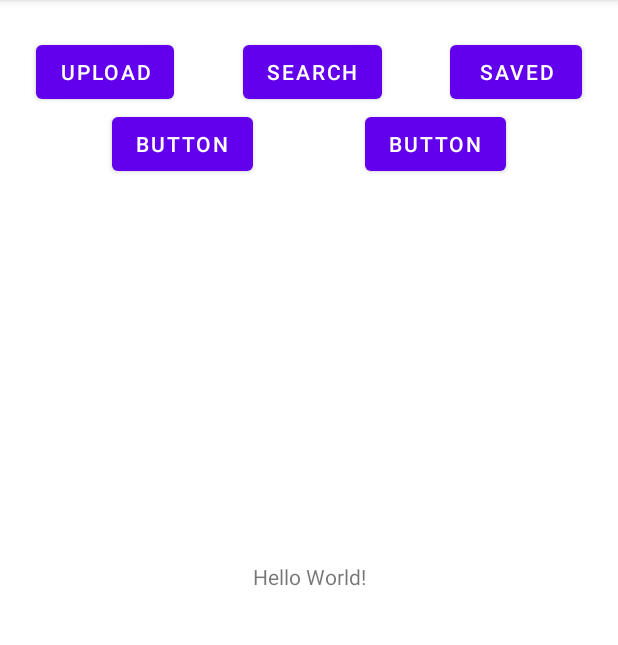
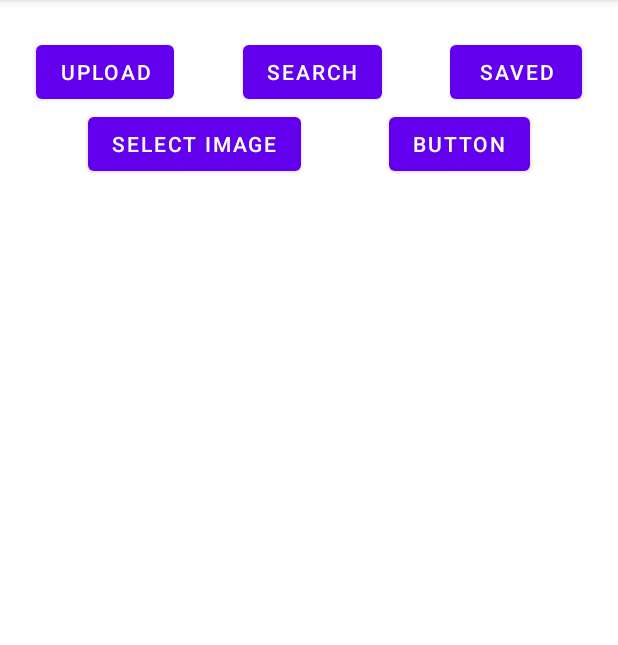
Before and after one commit to jannickeham/pgr-208_pokemon-application, an Android app: the screen it shows after launch (MainActivity), on a phone screen of 412 x 824 dp, the part 84-729 px from its top. Run offline under Robolectric (Android 15) with nearby library versions, the light colour scheme and no system bars.

Commit message:
Started setup image selector

```diff
--- a/app/src/main/AndroidManifest.xml
+++ b/app/src/main/AndroidManifest.xml
@@ -2,7 +2,10 @@
 <manifest xmlns:android="http://schemas.android.com/apk/res/android"
     package="com.example.pokemonapplication">
 
+    <uses-permission android:name="android.permission.READ_EXTERNAL_STORAGE"/>
+
     <application
+        android:usesCleartextTraffic="true"
         android:allowBackup="true"
         android:icon="@mipmap/ic_launcher"
         android:label="@string/app_name"
--- a/app/src/main/res/layout/activity_main.xml
+++ b/app/src/main/res/layout/activity_main.xml
@@ -6,14 +6,10 @@
     android:layout_height="match_parent"
     tools:context=".MainActivity">
 
-    <TextView
-        android:layout_width="wrap_content"
-        android:layout_height="wrap_content"
-        android:text="Hello World!"
-        app:layout_constraintBottom_toBottomOf="parent"
-        app:layout_constraintLeft_toLeftOf="parent"
-        app:layout_constraintRight_toRightOf="parent"
-        app:layout_constraintTop_toTopOf="parent" />
+    <ImageView
+        android:id="@+id/image_view"
+        android:layout_width="match_parent"
+        android:layout_height="match_parent"/>
 
   <Button
     android:id="@+id/btnUpload"
--- a/app/src/main/res/layout/fragment_upload.xml
+++ b/app/src/main/res/layout/fragment_upload.xml
@@ -9,10 +9,10 @@
   <!-- TODO: Update blank fragment layout -->
 
   <Button
-    android:id="@+id/button5"
+    android:id="@+id/selectImageBtn"
     android:layout_width="wrap_content"
     android:layout_height="wrap_content"
-    android:text="Button"
+    android:text="Select Image"
     app:layout_constraintEnd_toStartOf="@+id/button6"
     app:layout_constraintHorizontal_bias="0.5"
     app:layout_constraintStart_toStartOf="parent"
@@ -25,8 +25,13 @@
     android:text="Button"
     app:layout_constraintEnd_toEndOf="parent"
     app:layout_constraintHorizontal_bias="0.5"
-    app:layout_constraintStart_toEndOf="@+id/button5"
+    app:layout_constraintStart_toEndOf="@+id/selectImageBtn"
     app:layout_constraintTop_toTopOf="parent" />
+
+  <ImageView
+      android:id="@+id/image_view"
+      android:layout_width="match_parent"
+      android:layout_height="match_parent"/>
 
 
 </androidx.constraintlayout.widget.ConstraintLayout>
```
Also changed, not shown: app/build.gradle (+7 -0 lines), app/src/main/java/com/example/pokemonapplication/FragmentUploadClass.kt (added, +64 -0 lines), app/src/main/java/com/example/pokemonapplication/MainActivity.kt (line endings or trailing spaces).
